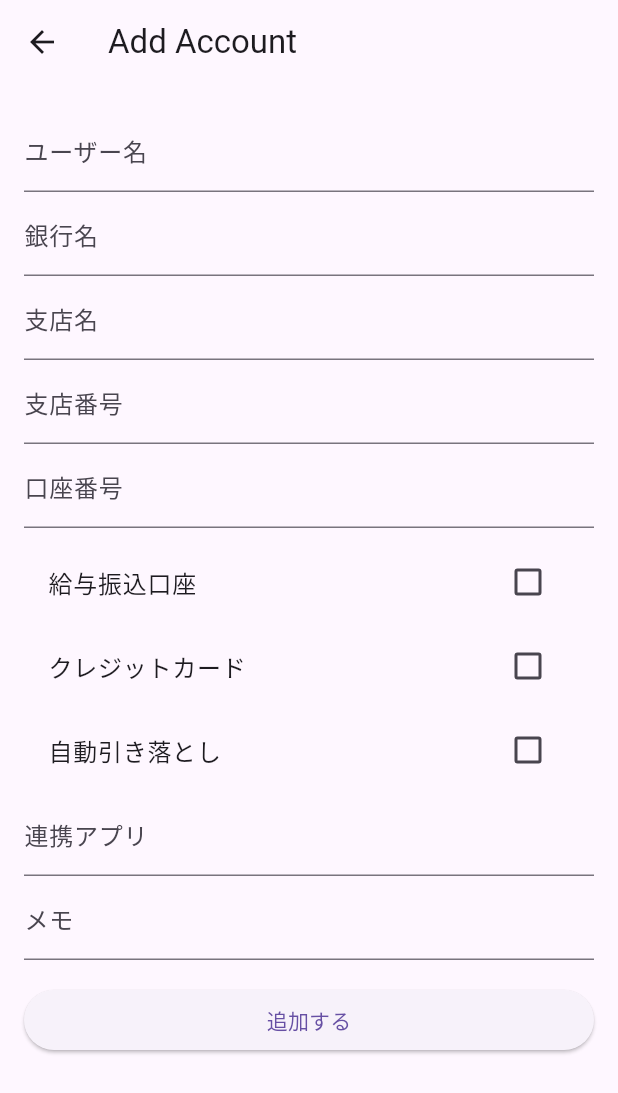
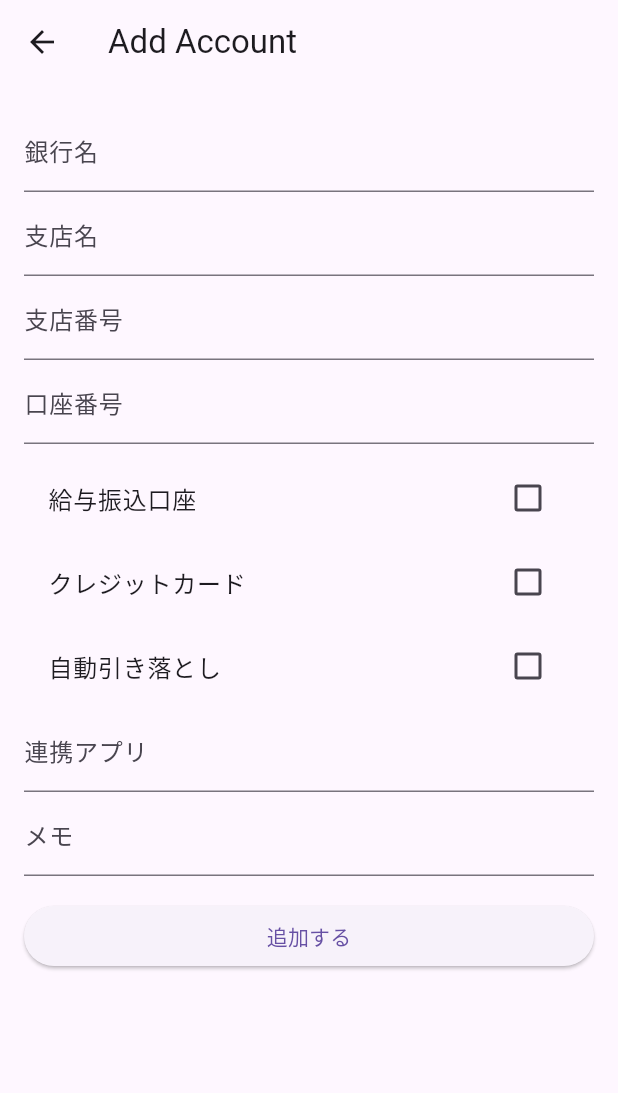
Before and after one commit to JunNakarai/bank-pocket, a Flutter app: the screen it shows after launch, after a tap on the "add" icon, on a phone screen of 412 x 824 dp. Shown: the top 1093 px of the screen. Run offline on Flutter 3.47's test engine with Material 3 defaults, Android fonts, the phone set to English and light mode, and no system bars; our stand-ins replace csv, file_picker, share_plus, shared_preferences.

Commit message:
feat: 必須項目の変更 Fixes #16

```diff
--- a/lib/screens/account_from_screen.dart
+++ b/lib/screens/account_from_screen.dart
@@ -107,16 +107,11 @@ class _AccountFromScreenState extends State<AccountFromScreen> {
     return Scaffold(
       appBar: AppBar(title: const Text('Add Account')),
       body: Padding(
-   padding: const EdgeInsets.all(16),
+        padding: const EdgeInsets.all(16),
         child: Form(
           key: _formKey,
           child: ListView(
             children: [
-              TextFormField(
-                controller: _userNameController,
-                decoration: const InputDecoration(labelText: 'ユーザー名'),
-                validator: (v) => v!.isEmpty ? '必須項目です' : null,
-              ),
               TextFormField(
                 controller: _bankNameController,
                 decoration: const InputDecoration(labelText: '銀行名'),
```
